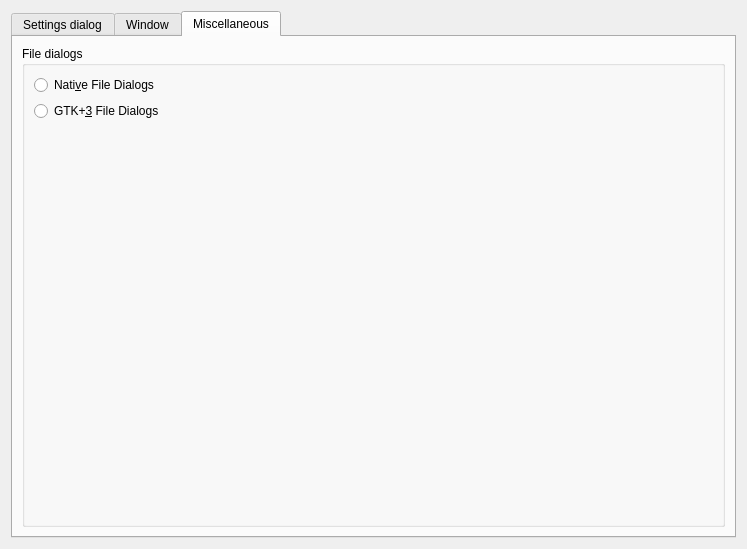
The window that src/gui/settings/SettingsPageGeneral.ui (gvansickle/AwesomeMediaLibraryManager) describes before a commit, drawn with Qt 5.
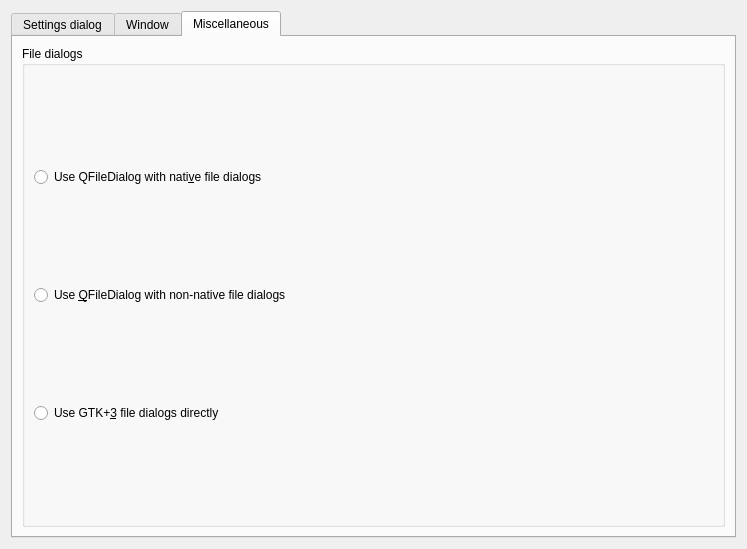
The same window after the commit. The open tabs and pages were chosen to show the change.

Commit message: File dialog settings work.

What changed in the file:
```diff
--- a/src/gui/settings/SettingsPageGeneral.ui
+++ b/src/gui/settings/SettingsPageGeneral.ui
@@ -144,18 +144,25 @@
          <property name="title">
           <string>File dialogs</string>
          </property>
-         <layout class="QFormLayout" name="formLayout_3">
+         <layout class="QGridLayout" name="gridLayout_6">
           <item row="0" column="0">
-           <widget class="QRadioButton" name="radioButton">
+           <widget class="QRadioButton" name="kcfg_FileDialogsQFDPlusNative">
             <property name="text">
-             <string>Nati&amp;ve File Dialogs</string>
+             <string>Use QFileDialog with nati&amp;ve file dialogs</string>
             </property>
            </widget>
           </item>
           <item row="1" column="0">
-           <widget class="QRadioButton" name="radioButton_2">
+           <widget class="QRadioButton" name="kcfg_FileDialogsQFDPlusNonNative">
             <property name="text">
-             <string>GTK+&amp;3 File Dialogs</string>
+             <string>Use &amp;QFileDialog with non-native file dialogs</string>
+            </property>
+           </widget>
+          </item>
+          <item row="2" column="0">
+           <widget class="QRadioButton" name="kcfg_FileDialogsGTK3Direct">
+            <property name="text">
+             <string>Use GTK+&amp;3 file dialogs directly</string>
             </property>
            </widget>
           </item>
```
Left out of the diff: 32 changed lines with no effect on the pictures. The commit also changes 1 other file.
